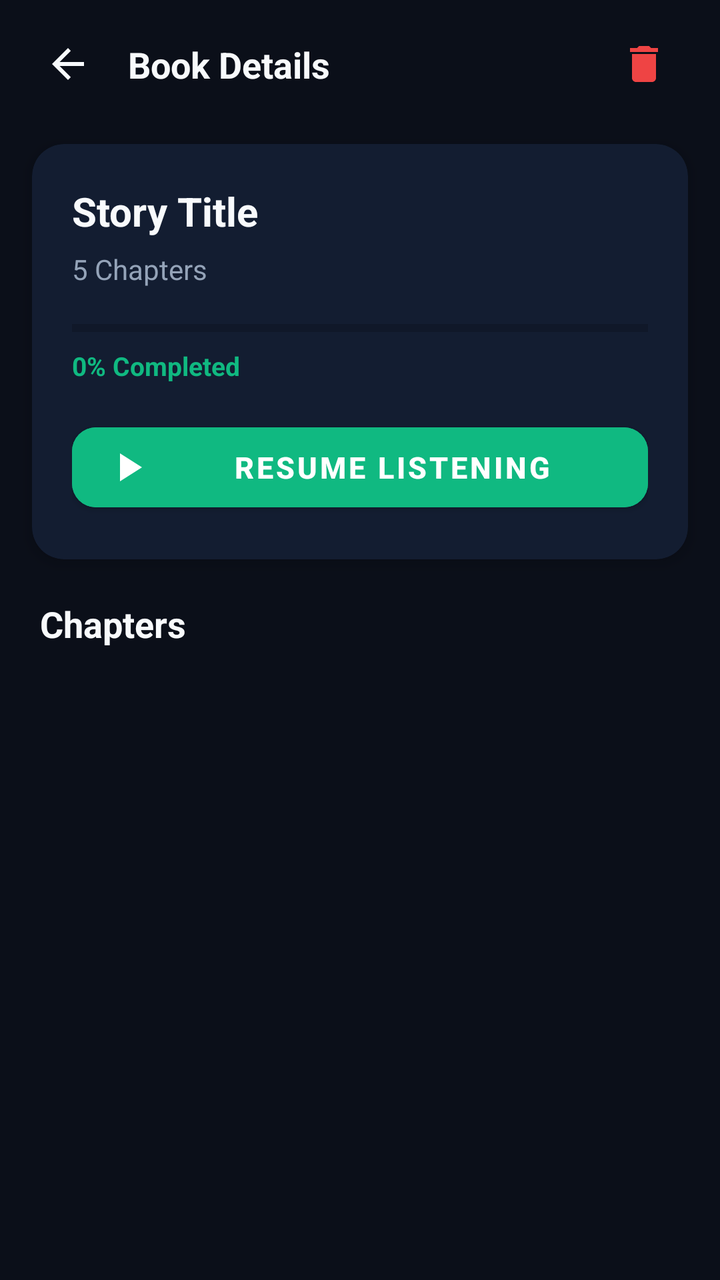
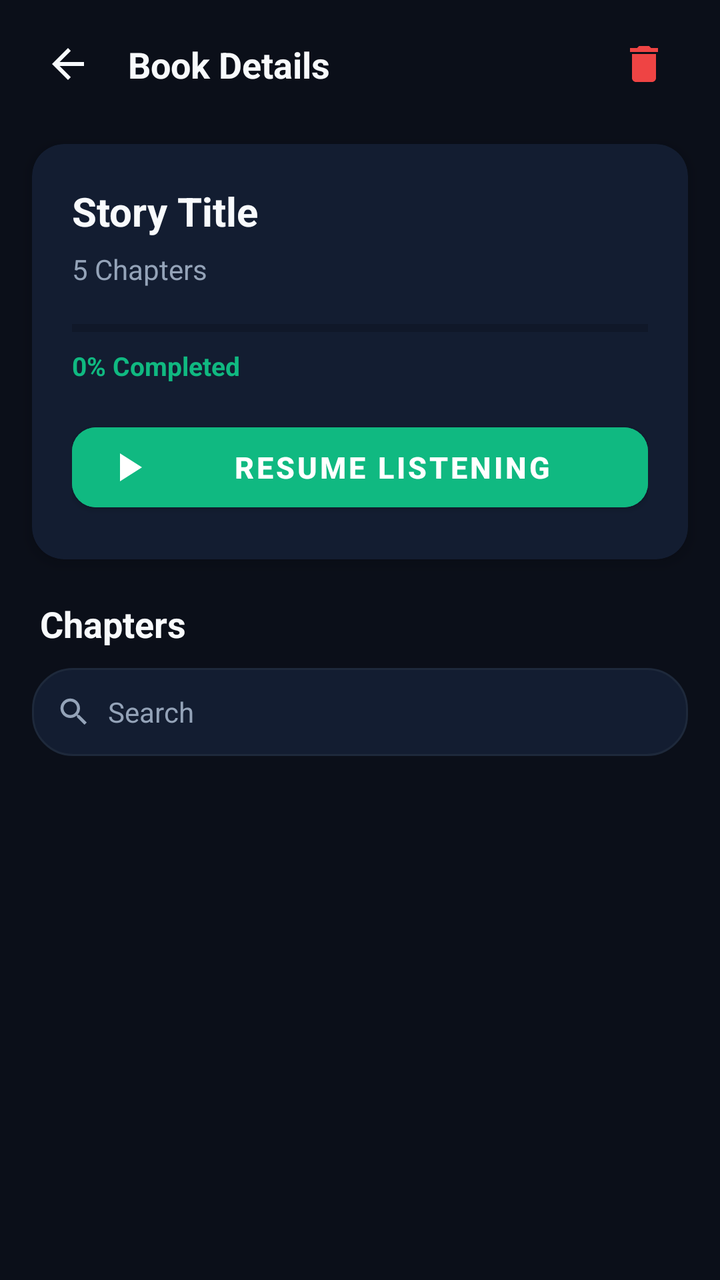

Two renders of the same Android screen: before a commit and after it. Below are the layout's source before the change and the commit's diff.
<!-- AndroidManifest.xml: application theme Theme.SpeakAi -->
<!-- res/layout/activity_book_detail.xml -->
<?xml version="1.0" encoding="utf-8"?>
<androidx.constraintlayout.widget.ConstraintLayout xmlns:android="http://schemas.android.com/apk/res/android"
    xmlns:app="http://schemas.android.com/apk/res-auto"
    android:layout_width="match_parent"
    android:layout_height="match_parent"
    android:background="@color/background_dark">

    
    <androidx.constraintlayout.widget.ConstraintLayout
        android:id="@+id/topBarDetail"
        android:layout_width="match_parent"
        android:layout_height="64dp"
        android:paddingStart="12dp"
        android:paddingEnd="16dp"
        app:layout_constraintTop_toTopOf="parent">

        <ImageButton
            android:id="@+id/btnBack"
            android:layout_width="44dp"
            android:layout_height="44dp"
            android:background="?attr/selectableItemBackgroundBorderless"
            android:src="@drawable/ic_arrow_back"
            app:layout_constraintBottom_toBottomOf="parent"
            app:layout_constraintStart_toStartOf="parent"
            app:layout_constraintTop_toTopOf="parent"
            android:contentDescription="Back" />

        <TextView
            android:id="@+id/tvHeaderTitle"
            android:layout_width="0dp"
            android:layout_height="wrap_content"
            android:layout_marginStart="8dp"
            android:layout_marginEnd="8dp"
            android:text="Book Details"
            android:textColor="@color/text_primary"
            android:textSize="18sp"
            android:textStyle="bold"
            android:singleLine="true"
            android:ellipsize="end"
            app:layout_constraintBottom_toBottomOf="parent"
            app:layout_constraintEnd_toStartOf="@id/btnDeleteBookDetail"
            app:layout_constraintStart_toEndOf="@id/btnBack"
            app:layout_constraintTop_toTopOf="parent" />

        <ImageButton
            android:id="@+id/btnDeleteBookDetail"
            android:layout_width="44dp"
            android:layout_height="44dp"
            android:background="?attr/selectableItemBackgroundBorderless"
            android:src="@drawable/ic_delete"
            app:layout_constraintBottom_toBottomOf="parent"
            app:layout_constraintEnd_toEndOf="parent"
            app:layout_constraintTop_toTopOf="parent"
            android:contentDescription="@string/delete" />

    </androidx.constraintlayout.widget.ConstraintLayout>

    
    <androidx.cardview.widget.CardView
        android:id="@+id/cardBookHeader"
        android:layout_width="match_parent"
        android:layout_height="wrap_content"
        android:layout_marginStart="16dp"
        android:layout_marginEnd="16dp"
        android:layout_marginTop="8dp"
        app:cardCornerRadius="16dp"
        app:cardElevation="4dp"
        app:cardBackgroundColor="@color/card_surface"
        app:layout_constraintTop_toBottomOf="@id/topBarDetail">

        <LinearLayout
            android:layout_width="match_parent"
            android:layout_height="wrap_content"
            android:orientation="vertical"
            android:padding="20dp">

            <TextView
                android:id="@+id/tvDetailBookTitle"
                android:layout_width="match_parent"
                android:layout_height="wrap_content"
                android:text="Story Title"
                android:textColor="@color/text_primary"
                android:textSize="20sp"
                android:textStyle="bold" />

            <TextView
                android:id="@+id/tvDetailTotalChapters"
                android:layout_width="wrap_content"
                android:layout_height="wrap_content"
                android:layout_marginTop="6dp"
                android:text="5 Chapters"
                android:textColor="@color/text_secondary"
                android:textSize="14sp" />

            <ProgressBar
                android:id="@+id/pbDetailOverallProgress"
                style="?android:attr/progressBarStyleHorizontal"
                android:layout_width="match_parent"
                android:layout_height="8dp"
                android:layout_marginTop="16dp"
                android:max="100"
                android:progress="0"
                android:progressTint="@color/primary" />

            <TextView
                android:id="@+id/tvDetailProgressText"
                android:layout_width="wrap_content"
                android:layout_height="wrap_content"
                android:layout_marginTop="6dp"
                android:text="0% Completed"
                android:textColor="@color/primary"
                android:textSize="13sp"
                android:textStyle="bold" />

            <com.google.android.material.button.MaterialButton
                android:id="@+id/btnResumeBook"
                android:layout_width="match_parent"
                android:layout_height="52dp"
                android:layout_marginTop="16dp"
                android:backgroundTint="@color/primary"
                android:text="Resume Listening"
                android:textColor="@android:color/white"
                android:textSize="15sp"
                android:textStyle="bold"
                app:cornerRadius="12dp"
                app:icon="@drawable/ic_play"
                app:iconTint="@android:color/white" />

        </LinearLayout>

    </androidx.cardview.widget.CardView>

    
    <TextView
        android:id="@+id/tvChaptersHeader"
        android:layout_width="wrap_content"
        android:layout_height="wrap_content"
        android:layout_marginStart="20dp"
        android:layout_marginTop="20dp"
        android:text="@string/chapters"
        android:textColor="@color/text_primary"
        android:textSize="18sp"
        android:textStyle="bold"
        app:layout_constraintStart_toStartOf="parent"
        app:layout_constraintTop_toBottomOf="@id/cardBookHeader" />

    
    <androidx.recyclerview.widget.RecyclerView
        android:id="@+id/rvChapters"
        android:layout_width="match_parent"
        android:layout_height="0dp"
        android:layout_marginTop="8dp"
        android:clipToPadding="false"
        android:paddingBottom="24dp"
        app:layout_constraintBottom_toTopOf="@id/miniPlayerContainer"
        app:layout_constraintTop_toBottomOf="@id/tvChaptersHeader" />

    <include
        android:id="@+id/miniPlayerContainer"
        layout="@layout/view_mini_player"
        android:layout_width="match_parent"
        android:layout_height="wrap_content"
        app:layout_constraintBottom_toBottomOf="parent" />

</androidx.constraintlayout.widget.ConstraintLayout>
<!-- res/layout/view_mini_player.xml (included above) -->
<?xml version="1.0" encoding="utf-8"?>
<LinearLayout xmlns:android="http://schemas.android.com/apk/res/android"
    android:id="@+id/miniPlayerRoot"
    android:layout_width="match_parent"
    android:layout_height="wrap_content"
    android:background="@color/card_surface"
    android:orientation="vertical"
    android:visibility="gone">

    <View
        android:layout_width="match_parent"
        android:layout_height="1dp"
        android:background="@color/border_color" />

    <LinearLayout
        android:layout_width="match_parent"
        android:layout_height="60dp"
        android:gravity="center_vertical"
        android:orientation="horizontal"
        android:paddingStart="14dp"
        android:paddingEnd="10dp">

        <LinearLayout
            android:id="@+id/miniPlayerBody"
            android:layout_width="0dp"
            android:layout_height="match_parent"
            android:layout_weight="1"
            android:background="?attr/selectableItemBackground"
            android:gravity="center_vertical"
            android:orientation="vertical"
            android:paddingEnd="8dp">

            <TextView
                android:id="@+id/tvMiniChapterTitle"
                android:layout_width="match_parent"
                android:layout_height="wrap_content"
                android:ellipsize="end"
                android:singleLine="true"
                android:text="Chapter Title"
                android:textColor="@color/text_primary"
                android:textSize="14sp"
                android:textStyle="bold" />

            <TextView
                android:id="@+id/tvMiniBookStatus"
                android:layout_width="match_parent"
                android:layout_height="wrap_content"
                android:layout_marginTop="2dp"
                android:ellipsize="end"
                android:singleLine="true"
                android:text="Playing"
                android:textColor="@color/primary"
                android:textSize="12sp" />
        </LinearLayout>

        <ImageButton
            android:id="@+id/btnMiniPlayPause"
            android:layout_width="42dp"
            android:layout_height="42dp"
            android:background="?attr/selectableItemBackgroundBorderless"
            android:contentDescription="@string/play_pause"
            android:src="@drawable/ic_pause" />

        <ImageButton
            android:id="@+id/btnMiniStop"
            android:layout_width="42dp"
            android:layout_height="42dp"
            android:background="?attr/selectableItemBackgroundBorderless"
            android:contentDescription="@string/stop_playback"
            android:src="@drawable/ic_close" />

    </LinearLayout>

</LinearLayout>
<!-- resources referenced by this layout -->
<resources>
  <color name="background_dark">#0B0F19</color>
  <color name="border_color">#1E293B</color>
  <color name="card_surface">#131D31</color>
  <color name="primary">#10B981</color>
  <color name="text_primary">#F8FAFC</color>
  <color name="text_secondary">#94A3B8</color>
  <!-- drawable ic_arrow_back (drawable) -->
  <vector xmlns:android="http://schemas.android.com/apk/res/android"
      android:width="24dp"
      android:height="24dp"
      android:viewportWidth="24"
      android:viewportHeight="24">
    <path
        android:fillColor="#F8FAFC"
        android:pathData="M20,11H7.83l5.59,-5.59L12,4l-8,8 8,8 1.41,-1.41L7.83,13H20v-2z"/>
  </vector>
  <!-- drawable ic_close (drawable) -->
  <vector xmlns:android="http://schemas.android.com/apk/res/android"
      android:width="24dp"
      android:height="24dp"
      android:viewportWidth="24"
      android:viewportHeight="24">
      <path
          android:fillColor="#94A3B8"
          android:pathData="M19,6.41L17.59,5 12,10.59 6.41,5 5,6.41 10.59,12 5,17.59 6.41,19 12,13.41 17.59,19 19,17.59 13.41,12z" />
  </vector>
  <!-- drawable ic_delete (drawable) -->
  <vector xmlns:android="http://schemas.android.com/apk/res/android"
      android:width="24dp"
      android:height="24dp"
      android:viewportWidth="24"
      android:viewportHeight="24">
    <path
        android:fillColor="#EF4444"
        android:pathData="M6,19c0,1.1 0.9,2 2,2h8c1.1,0 2,-0.9 2,-2V7H6v12zM19,4h-3.5l-1,-1h-5l-1,1H5v2h14V4z"/>
  </vector>
  <!-- drawable ic_pause (drawable) -->
  <vector xmlns:android="http://schemas.android.com/apk/res/android"
      android:width="24dp"
      android:height="24dp"
      android:viewportWidth="24"
      android:viewportHeight="24">
    <path
        android:fillColor="#10B981"
        android:pathData="M6,19h4V5H6v14zm8,-14v14h4V5h-4z"/>
  </vector>
  <!-- drawable ic_play (drawable) -->
  <vector xmlns:android="http://schemas.android.com/apk/res/android"
      android:width="24dp"
      android:height="24dp"
      android:viewportWidth="24"
      android:viewportHeight="24">
    <path
        android:fillColor="#10B981"
        android:pathData="M8,5v14l11,-7z"/>
  </vector>
  <string name="chapters">Chapters</string>
  <string name="delete">Delete</string>
  <string name="play_pause">Play or Pause</string>
  <string name="stop_playback">Stop Playback</string>
  <color name="primary_dark">#059669</color>
  <color name="accent">#6366F1</color>
  <!-- unchanged entries left out for length: 1 -->
</resources>

<!-- the commit's change to res/layout/activity_book_detail.xml (unified diff, before → after) -->
@@ -144,6 +144,16 @@
         app:layout_constraintStart_toStartOf="parent"
         app:layout_constraintTop_toBottomOf="@id/cardBookHeader" />
 
+    <include
+        android:id="@+id/chapterSearchBar"
+        layout="@layout/view_search_bar"
+        android:layout_width="match_parent"
+        android:layout_height="44dp"
+        android:layout_marginStart="16dp"
+        android:layout_marginTop="10dp"
+        android:layout_marginEnd="16dp"
+        app:layout_constraintTop_toBottomOf="@id/tvChaptersHeader" />
+
     
     <androidx.recyclerview.widget.RecyclerView
         android:id="@+id/rvChapters"
@@ -153,7 +163,7 @@
         android:clipToPadding="false"
         android:paddingBottom="24dp"
         app:layout_constraintBottom_toTopOf="@id/miniPlayerContainer"
-        app:layout_constraintTop_toBottomOf="@id/tvChaptersHeader" />
+        app:layout_constraintTop_toBottomOf="@id/chapterSearchBar" />
 
     <include
         android:id="@+id/miniPlayerContainer"
@@ -163,6 +173,48 @@
         app:layout_constraintBottom_toBottomOf="parent" />
 
 </androidx.constraintlayout.widget.ConstraintLayout>
+<!-- res/layout/view_search_bar.xml (included above) -->
+<?xml version="1.0" encoding="utf-8"?>
+<LinearLayout xmlns:android="http://schemas.android.com/apk/res/android"
+    android:layout_width="match_parent"
+    android:layout_height="44dp"
+    android:background="@drawable/bg_chip_unselected"
+    android:gravity="center_vertical"
+    android:orientation="horizontal"
+    android:paddingStart="12dp"
+    android:paddingEnd="8dp">
+
+    <ImageView
+        android:layout_width="18dp"
+        android:layout_height="18dp"
+        android:contentDescription="@string/search"
+        android:src="@drawable/ic_search" />
+
+    <EditText
+        android:id="@+id/etSearchQuery"
+        android:layout_width="0dp"
+        android:layout_height="match_parent"
+        android:layout_marginStart="8dp"
+        android:layout_weight="1"
+        android:background="@android:color/transparent"
+        android:hint="@string/search"
+        android:imeOptions="actionSearch"
+        android:inputType="text"
+        android:maxLines="1"
+        android:textColor="@color/text_primary"
+        android:textColorHint="@color/text_secondary"
+        android:textSize="14sp" />
+
+    <ImageButton
+        android:id="@+id/btnClearSearch"
+        android:layout_width="32dp"
+        android:layout_height="32dp"
+        android:background="?attr/selectableItemBackgroundBorderless"
+        android:contentDescription="@string/clear_search"
+        android:src="@drawable/ic_close"
+        android:visibility="gone" />
+
+</LinearLayout>
 <!-- res/layout/view_mini_player.xml (included above) -->
 <?xml version="1.0" encoding="utf-8"?>
 <LinearLayout xmlns:android="http://schemas.android.com/apk/res/android"
<!-- resource entries referenced after the edit -->
@@ -6,6 +6,16 @@
   <color name="primary">#10B981</color>
   <color name="text_primary">#F8FAFC</color>
   <color name="text_secondary">#94A3B8</color>
+  <!-- drawable bg_chip_unselected (drawable) -->
+  <?xml version="1.0" encoding="utf-8"?>
+  <shape xmlns:android="http://schemas.android.com/apk/res/android"
+      android:shape="rectangle">
+      <solid android:color="@color/card_surface" />
+      <corners android:radius="20dp" />
+      <stroke
+          android:width="1dp"
+          android:color="@color/border_color" />
+  </shape>
   <!-- drawable ic_arrow_back (drawable) -->
   <vector xmlns:android="http://schemas.android.com/apk/res/android"
       android:width="24dp"
@@ -56,9 +66,21 @@
         android:fillColor="#10B981"
         android:pathData="M8,5v14l11,-7z"/>
   </vector>
+  <!-- drawable ic_search (drawable) -->
+  <vector xmlns:android="http://schemas.android.com/apk/res/android"
+      android:width="20dp"
+      android:height="20dp"
+      android:viewportWidth="24"
+      android:viewportHeight="24">
+      <path
+          android:fillColor="#94A3B8"
+          android:pathData="M15.5,14h-0.79l-0.28,-0.27C15.41,12.59 16,11.11 16,9.5 16,5.91 13.09,3 9.5,3S3,5.91 3,9.5 5.91,16 9.5,16c1.61,0 3.09,-0.59 4.23,-1.57l0.27,0.28v0.79l5,4.99L20.49,19l-4.99,-5zM9.5,14C7.01,14 5,11.99 5,9.5S7.01,5 9.5,5 14,7.01 14,9.5 11.99,14 9.5,14z" />
+  </vector>
   <string name="chapters">Chapters</string>
+  <string name="clear_search">Clear Search</string>
   <string name="delete">Delete</string>
   <string name="play_pause">Play or Pause</string>
+  <string name="search">Search</string>
   <string name="stop_playback">Stop Playback</string>
   <color name="primary_dark">#059669</color>
   <color name="accent">#6366F1</color>
